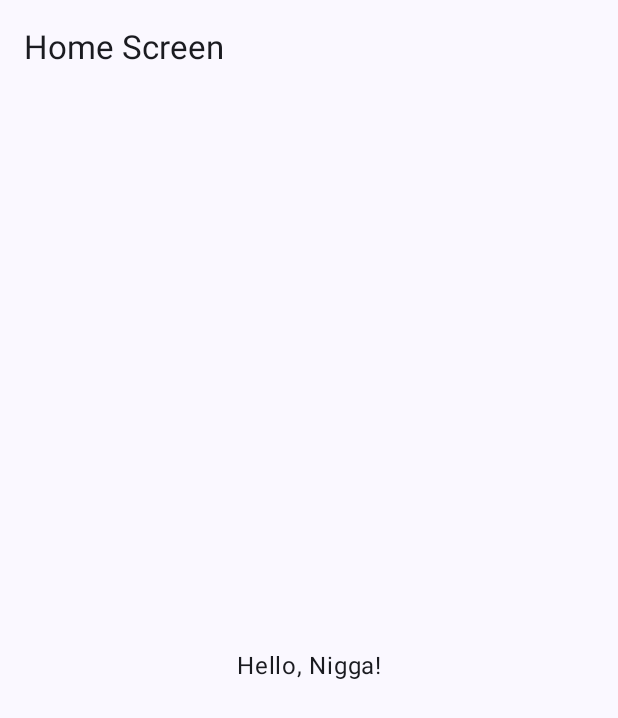
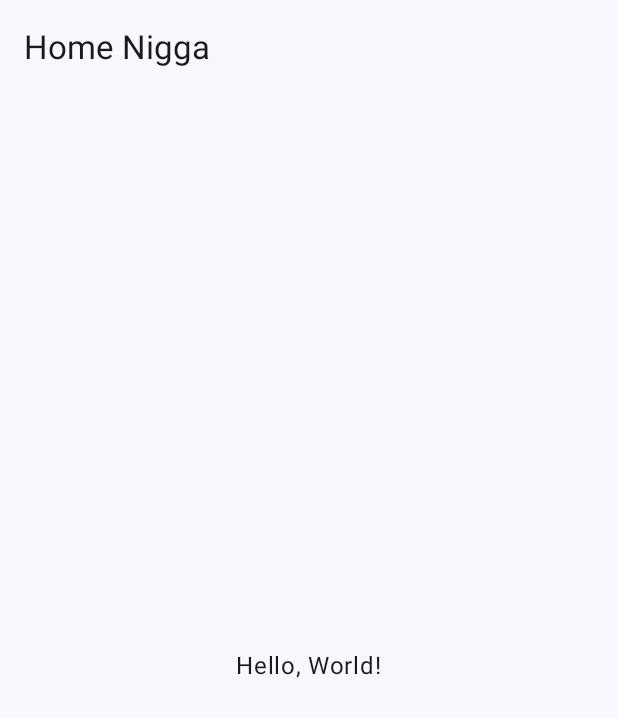
Before and after one commit to abhi7varshi/chef-in-home, an Android app built with Jetpack Compose: the screen it shows after launch (MainActivity), on a phone screen of 412 x 824 dp. Shown: the top 718 px of the screen. Run offline under Robolectric (Android 15) with nearby library versions, the phone set to English and light mode, and no system bars; our stand-ins replace Dagger/Hilt's generated code.

Commit message:
commit check

```diff
--- a/DeliveryApp/app/src/main/java/com/example/deliveryapp/MainActivity.kt
+++ b/DeliveryApp/app/src/main/java/com/example/deliveryapp/MainActivity.kt
@@ -37,7 +37,7 @@ class MainActivity : ComponentActivity() {
 @Composable
 fun HomeScreen() {
     Scaffold(topBar = {
-        TopAppBar(title = { Text("Home Screen") })
+        TopAppBar(title = { Text("Home Nigga") })
     }) { innerPadding ->
         Box(
             modifier = Modifier
```
